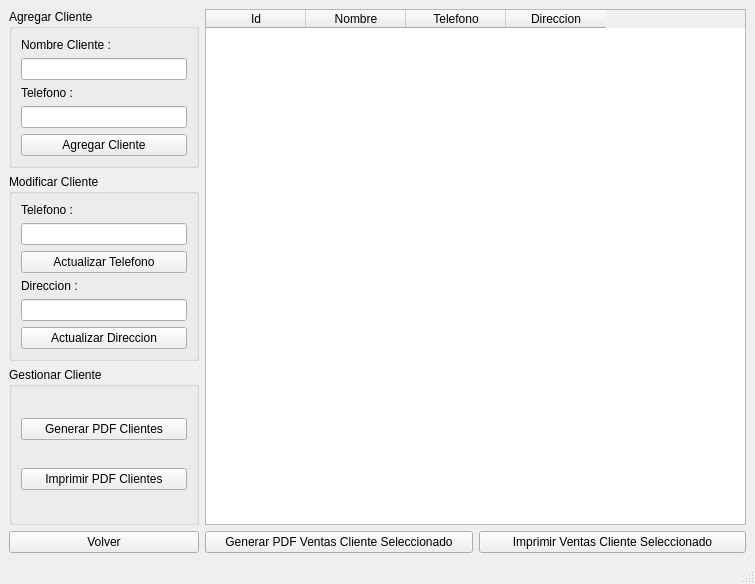
This is QT_Sistema_San_Cayetano/registroclientes.ui in GaspyGJ/SistemaGestion_SanCayetano as Qt 5 draws it before an edit. The edited form follows.
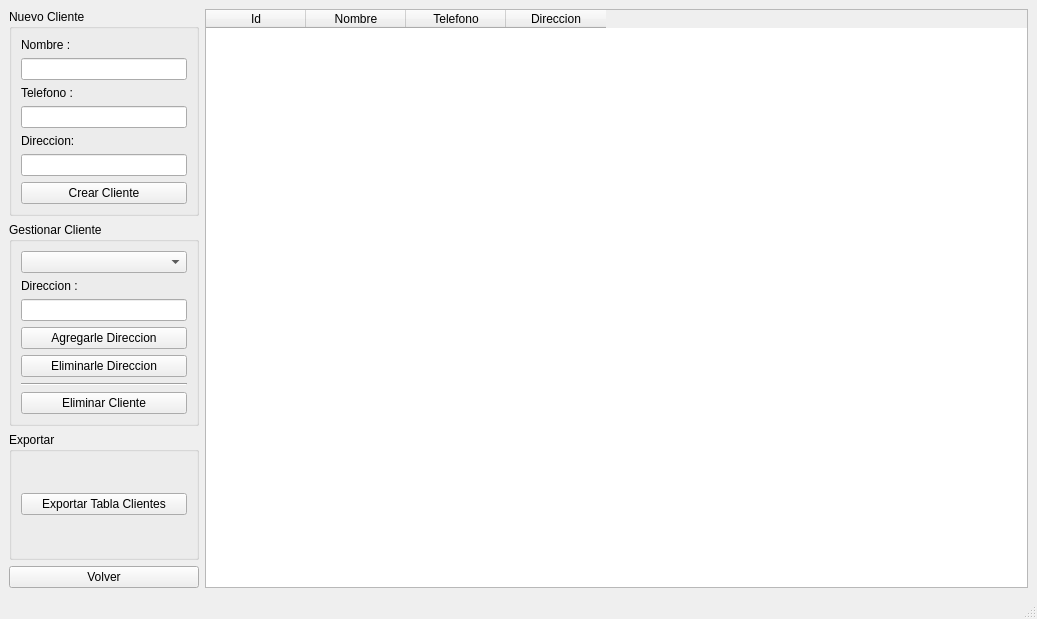
This is the edited form.

The edit to the form file:
```diff
--- a/QT_Sistema_San_Cayetano/registroclientes.ui
+++ b/QT_Sistema_San_Cayetano/registroclientes.ui
@@ -6,10 +6,16 @@
    <rect>
     <x>0</x>
     <y>0</y>
-    <width>755</width>
-    <height>584</height>
+    <width>1037</width>
+    <height>619</height>
    </rect>
   </property>
+  <property name="minimumSize">
+   <size>
+    <width>1000</width>
+    <height>400</height>
+   </size>
+  </property>
   <property name="windowTitle">
    <string>MainWindow</string>
   </property>
@@ -26,46 +32,63 @@
          </size>
         </property>
         <property name="title">
-         <string>Agregar Cliente</string>
+         <string>Nuevo Cliente</string>
         </property>
         <layout class="QVBoxLayout" name="verticalLayout">
          <item>
-          <layout class="QFormLayout" name="formLayout_3">
-           <item row="0" column="0">
-            <widget class="QLabel" name="label">
-             <property name="text">
-              <string>Nombre Cliente :</string>
-             </property>
-            </widget>
-           </item>
-           <item row="2" column="0">
-            <widget class="QLabel" name="label_2">
-             <property name="text">
-              <string>Telefono : </string>
-             </property>
-             <property name="margin">
-              <number>0</number>
-             </property>
-            </widget>
-           </item>
-           <item row="3" column="0" colspan="2">
-            <widget class="QLineEdit" name="lineEdit_2"/>
-           </item>
-           <item row="1" column="0" colspan="2">
-            <widget class="QLineEdit" name="lineEdit"/>
+          <layout class="QFormLayout" name="formLayout_2">
+           <item row="0" column="0" colspan="2">
+            <layout class="QFormLayout" name="formLayout">
+             <item row="0" column="0">
+              <widget class="QLabel" name="label_Nombre">
+               <property name="text">
+                <string>Nombre :</string>
+               </property>
+              </widget>
+             </item>
+             <item row="1" column="0" colspan="2">
+              <widget class="QLineEdit" name="input_Nombre"/>
+             </item>
+             <item row="2" column="0">
+              <widget class="QLabel" name="label_Telefono">
+               <property name="text">
+                <string>Telefono : </string>
+               </property>
+               <property name="margin">
+                <number>0</number>
+               </property>
+              </widget>
+             </item>
+             <item row="3" column="0" colspan="2">
+              <widget class="QLineEdit" name="input_Telefono"/>
+             </item>
+             <item row="4" column="0">
+              <widget class="QLabel" name="label_Direccion">
+               <property name="text">
+                <string>Direccion:</string>
+               </property>
+               <property name="margin">
+                <number>0</number>
+               </property>
+              </widget>
+             </item>
+             <item row="5" column="0" colspan="2">
+              <widget class="QLineEdit" name="input_Direccion"/>
+             </item>
+             <item row="6" column="0" colspan="2">
+              <widget class="QPushButton" name="btn_CrearCliente">
+               <property name="text">
+                <string>Crear Cliente</string>
+               </property>
+               <property name="autoDefault">
+                <bool>true</bool>
+               </property>
+              </widget>
+             </item>
+            </layout>
            </item>
           </layout>
          </item>
-         <item>
-          <widget class="QPushButton" name="pushButton">
-           <property name="text">
-            <string>Agregar Cliente</string>
-           </property>
-           <property name="autoDefault">
-            <bool>true</bool>
-           </property>
-          </widget>
-         </item>
         </layout>
        </widget>
       </item>
@@ -78,46 +101,58 @@
          </size>
         </property>
         <property name="title">
-         <string>Modificar Cliente</string>
+         <string>Gestionar Cliente</string>
         </property>
         <layout class="QVBoxLayout" name="verticalLayout_3">
          <item>
-          <layout class="QFormLayout" name="formLayout">
-           <item row="4" column="0">
-            <widget class="QLabel" name="label_3">
-             <property name="text">
-              <string>Direccion :</string>
-             </property>
-            </widget>
-           </item>
-           <item row="1" column="0">
-            <widget class="QLabel" name="label_4">
-             <property name="text">
-              <string>Telefono : </string>
-             </property>
-            </widget>
-           </item>
-           <item row="3" column="0" colspan="2">
-            <widget class="QPushButton" name="pushButton_2">
-             <property name="text">
-              <string>Actualizar Telefono</string>
-             </property>
-            </widget>
-           </item>
-           <item row="5" column="0" colspan="2">
-            <widget class="QLineEdit" name="lineEdit_3"/>
-           </item>
-           <item row="2" column="0" colspan="2">
-            <widget class="QLineEdit" name="lineEdit_4"/>
-           </item>
-           <item row="6" column="0" colspan="2">
-            <widget class="QPushButton" name="pushButton_3">
-             <property name="text">
-              <string>Actualizar Direccion</string>
-             </property>
-            </widget>
-           </item>
-          </layout>
+          <widget class="QComboBox" name="comboBox_seleccionarCliente"/>
+         </item>
+         <item>
+          <widget class="QLabel" name="label_AgregarDireccion">
+           <property name="text">
+            <string>Direccion :</string>
+           </property>
+          </widget>
+         </item>
+         <item>
+          <widget class="QLineEdit" name="input_AgregarDireccion"/>
+         </item>
+         <item>
+          <widget class="QPushButton" name="btn_AgregarDireccion">
+           <property name="text">
+            <string>Agregarle Direccion</string>
+           </property>
+           <property name="autoDefault">
+            <bool>true</bool>
+           </property>
+          </widget>
+         </item>
+         <item>
+          <widget class="QPushButton" name="btn_EliminarDireccion">
+           <property name="text">
+            <string>Eliminarle Direccion</string>
+           </property>
+           <property name="autoDefault">
+            <bool>true</bool>
+           </property>
+          </widget>
+         </item>
+         <item>
+          <widget class="Line" name="line_2">
+           <property name="orientation">
+            <enum>Qt::Horizontal</enum>
+           </property>
+          </widget>
+         </item>
+         <item>
+          <widget class="QPushButton" name="btn_EliminarCliente">
+           <property name="text">
+            <string>Eliminar Cliente</string>
+           </property>
+           <property name="autoDefault">
+            <bool>true</bool>
+           </property>
+          </widget>
          </item>
         </layout>
        </widget>
@@ -131,23 +166,13 @@
          </size>
         </property>
         <property name="title">
-         <string>Gestionar Cliente</string>
+         <string>Exportar</string>
         </property>
         <layout class="QVBoxLayout" name="verticalLayout_2">
          <item>
           <widget class="QPushButton" name="pushButton_7">
            <property name="text">
-            <string>Generar PDF Clientes</string>
-           </property>
-           <property name="autoDefault">
-            <bool>true</bool>
-           </property>
-          </widget>
-         </item>
-         <item>
-          <widget class="QPushButton" name="pushButton_8">
-           <property name="text">
-            <string>Imprimir PDF Clientes</string>
+            <string>Exportar Tabla Clientes</string>
            </property>
            <property name="autoDefault">
             <bool>true</bool>
@@ -202,22 +227,7 @@
        </widget>
       </item>
       <item>
-       <layout class="QHBoxLayout" name="horizontalLayout">
-        <item>
-         <widget class="QPushButton" name="pushButton_6">
-          <property name="text">
-           <string>Generar PDF Ventas Cliente Seleccionado</string>
-          </property>
-         </widget>
-        </item>
-        <item>
-         <widget class="QPushButton" name="pushButton_5">
-          <property name="text">
-           <string>Imprimir Ventas Cliente Seleccionado</string>
-          </property>
-         </widget>
-        </item>
-       </layout>
+       <layout class="QHBoxLayout" name="horizontalLayout"/>
       </item>
      </layout>
     </item>
```
Left out of the diff: 20 changed lines with no effect on the pictures.
